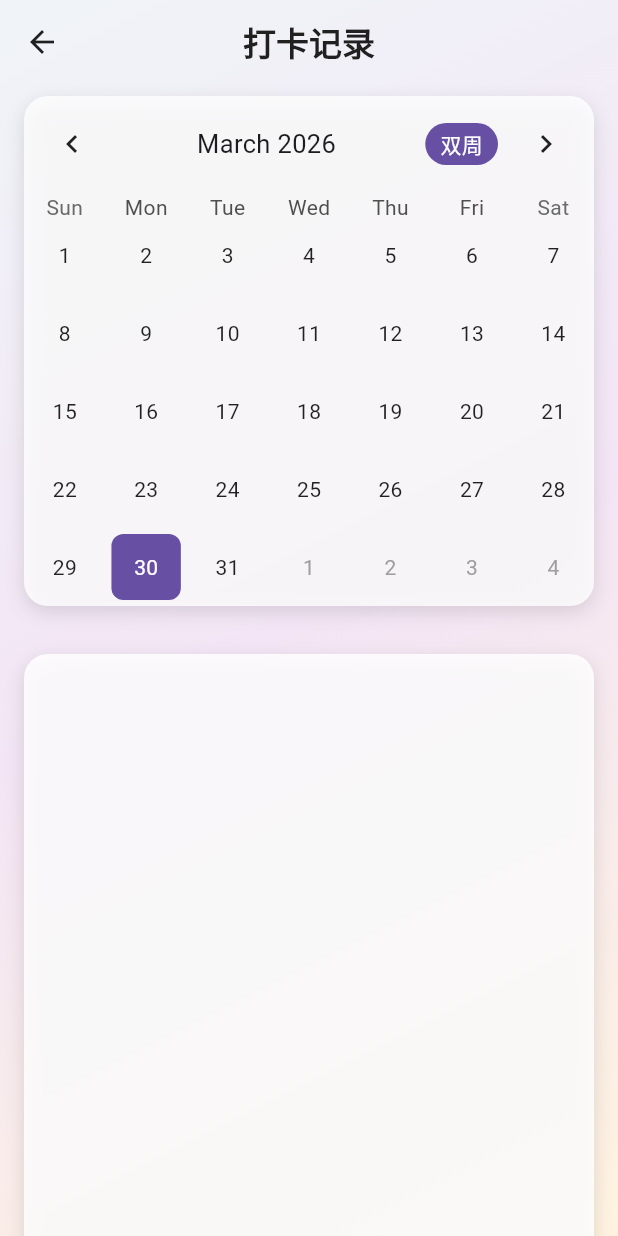
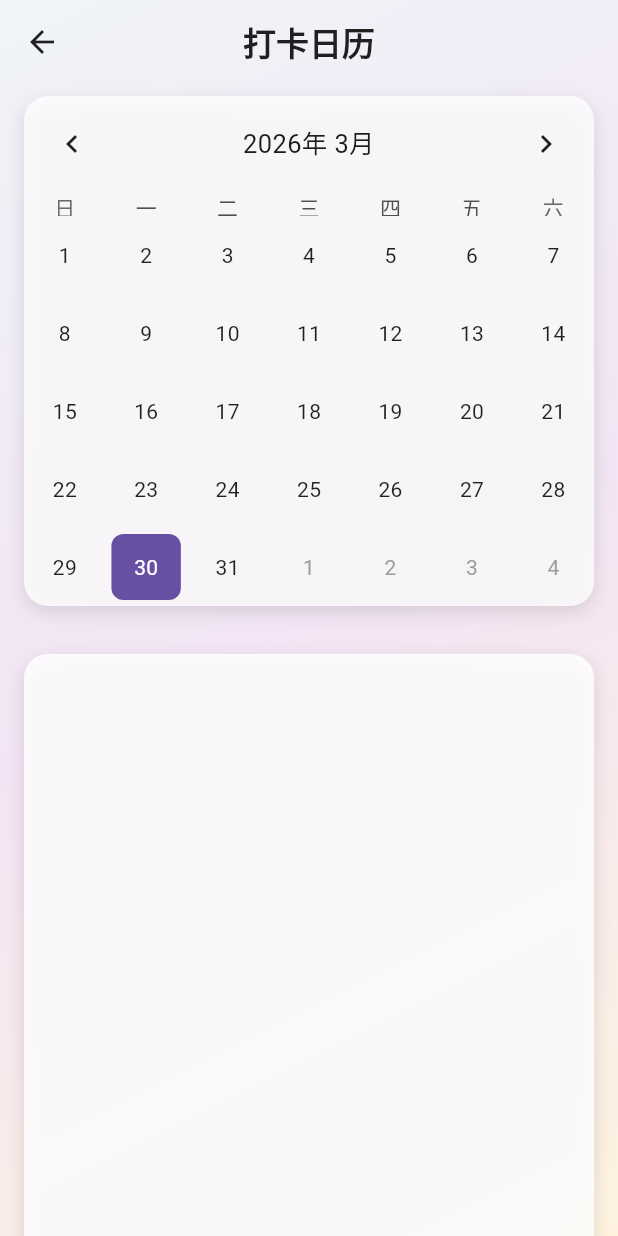
Before and after one commit to yuyu164/vital_plan, a Flutter app: the CheckInChatPage screen opened by its route, on a phone screen of 412 x 824 dp. Run offline on Flutter 3.47's test engine with Material 3 defaults, Android fonts, the phone set to English and light mode, and no system bars; drawn by our look-alikes of table_calendar; our stand-ins replace dio, flutter_secure_storage, shared_preferences, video_player; missing offline and left inert: cached_video_player_plus, flutter_inappwebview, screen_brightness, volume_controller; accounts and stored records are empty.

Commit message:
打卡日历样式优化

```diff
--- a/lib/components/CheckInChat/CalendarWidget.dart
+++ b/lib/components/CheckInChat/CalendarWidget.dart
@@ -13,7 +13,6 @@ class CalendarWidget extends StatefulWidget {
 }
 
 class _CalendarWidgetState extends State<CalendarWidget> {
-  CalendarFormat _calendarFormat = CalendarFormat.month;
   DateTime _focusedDay = DateTime.now();
   DateTime? _selectedDay;
 
@@ -255,12 +254,7 @@ class _CalendarWidgetState extends State<CalendarWidget> {
             firstDay: DateTime.utc(2020, 1, 1),
             lastDay: DateTime.utc(2030, 12, 31),
             focusedDay: _focusedDay,
-            calendarFormat: _calendarFormat,
-            availableCalendarFormats: const {
-              CalendarFormat.month: '月',
-              CalendarFormat.twoWeeks: '双周',
-              CalendarFormat.week: '周',
-            },
+            calendarFormat: CalendarFormat.month,
             selectedDayPredicate: (day) {
               return isSameDay(_selectedDay, day);
             },
@@ -272,24 +266,20 @@ class _CalendarWidgetState extends State<CalendarWidget> {
                 });
               }
             },
-            onFormatChanged: (format) {
-              if (_calendarFormat != format) {
-                setState(() {
-                  _calendarFormat = format;
-                });
-              }
-            },
             onPageChanged: (focusedDay) {
               _focusedDay = focusedDay;
             },
             headerStyle: HeaderStyle(
-              formatButtonVisible: true,
+              formatButtonVisible: false,
               titleCentered: true,
-              formatButtonDecoration: BoxDecoration(
-                color: Theme.of(context).primaryColor,
-                borderRadius: BorderRadius.circular(20.0),
-              ),
-              formatButtonTextStyle: const TextStyle(color: Colors.white),
+              titleTextFormatter: (date, locale) =>
+                  '${date.year}年 ${date.month}月',
+            ),
+            daysOfWeekStyle: DaysOfWeekStyle(
+              dowTextFormatter: (date, locale) {
+                const labels = ['日', '一', '二', '三', '四', '五', '六'];
+                return labels[date.weekday % 7];
+              },
             ),
             // 使用 calendarBuilders 自定义渲染每天的样式
             calendarBuilders: CalendarBuilders(
--- a/lib/pages/Check_in_chat/index.dart
+++ b/lib/pages/Check_in_chat/index.dart
@@ -24,7 +24,7 @@ class _CheckInChatPageState extends State<CheckInChatPage> {
           elevation: 0,
           centerTitle: true,
           title: Text(
-            "打卡记录",
+            "打卡日历",
             style: TextStyle(
               color: Colors.black87,
               fontWeight: FontWeight.bold,
--- a/pubspec.yaml
+++ b/pubspec.yaml
@@ -16,7 +16,7 @@ publish_to: 'none' # Remove this line if you wish to publish to pub.dev
 # https://developer.apple.com/library/archive/documentation/General/Reference/InfoPlistKeyReference/Articles/CoreFoundationKeys.html
 # In Windows, build-name is used as the major, minor, and patch parts
 # of the product and file versions while build-number is used as the build suffix.
-version: 1.0.0+1
+version: 1.0.1+2
 
 environment:
   sdk: ">=3.12.0-162.0.dev <4.0.0"
```
